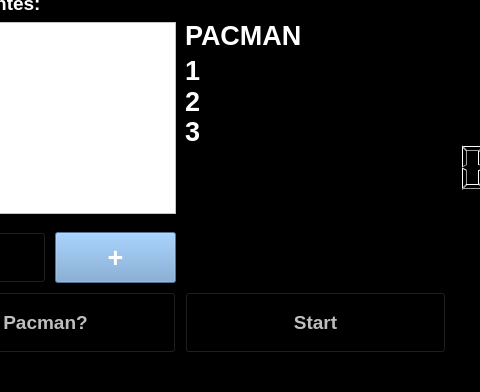
The window that mainwindow.ui (chingling123/gmxp_pacman) describes before a commit, drawn with Qt 5; both pictures show x 95 to 575 and y 88 to 480 of the 800 by 480 pixel window.
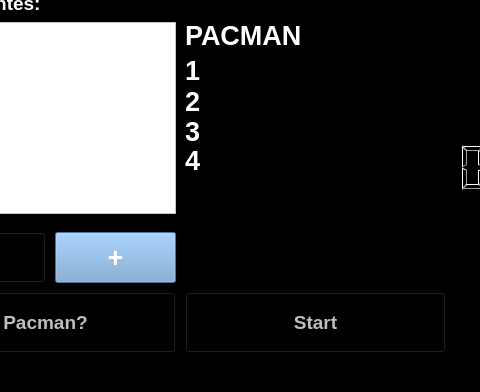
The same window after the commit.

Patch:
```diff
--- a/mainwindow.ui
+++ b/mainwindow.ui
@@ -529,6 +529,32 @@
      <enum>Qt::RichText</enum>
     </property>
    </widget>
+   <widget class="QLabel" name="label_7">
+    <property name="geometry">
+     <rect>
+      <x>280</x>
+      <y>233</y>
+      <width>111</width>
+      <height>31</height>
+     </rect>
+    </property>
+    <property name="font">
+     <font>
+      <pointsize>20</pointsize>
+      <weight>75</weight>
+      <bold>true</bold>
+     </font>
+    </property>
+    <property name="styleSheet">
+     <string notr="true">color: rgb(255, 255, 255);</string>
+    </property>
+    <property name="text">
+     <string>4</string>
+    </property>
+    <property name="textFormat">
+     <enum>Qt::RichText</enum>
+    </property>
+   </widget>
   </widget>
  </widget>
  <layoutdefault spacing="6" margin="11"/>
```
